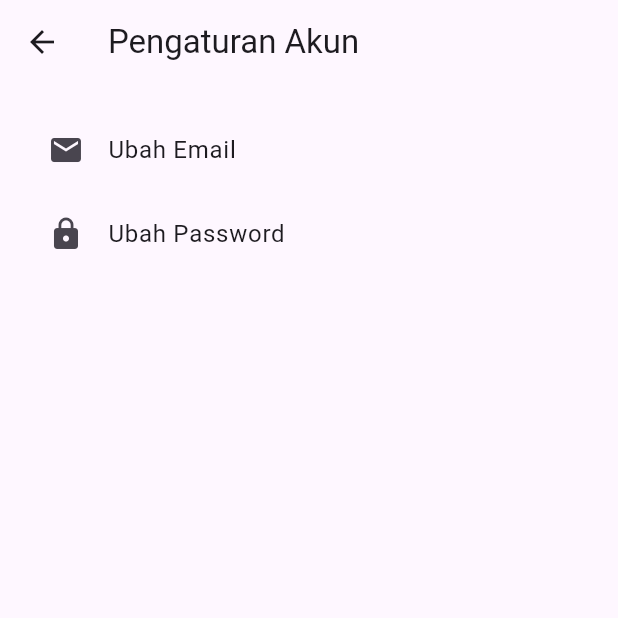
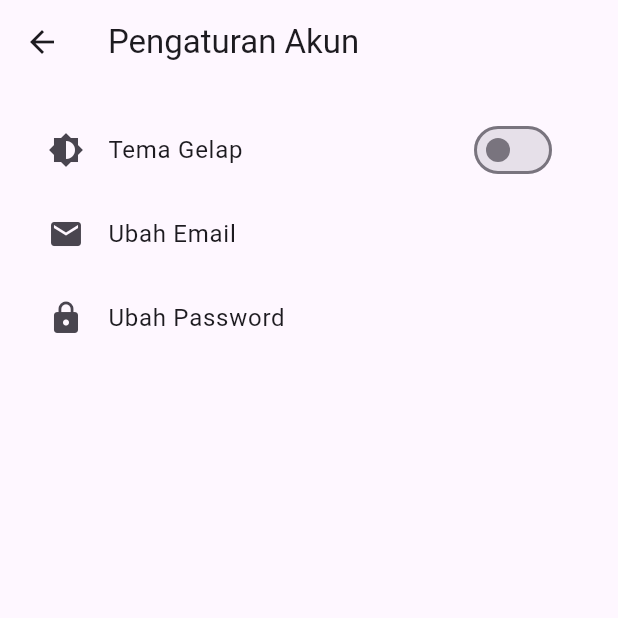
Before and after one commit to Lxtream23/tugas_uas, a Flutter app: the SettingsPage screen opened by its route, on a phone screen of 412 x 824 dp, the top half of it. Run offline on Flutter 3.47's test engine with Material 3 defaults, Android fonts, the phone set to English and light mode, and no system bars; our stand-ins replace image_picker, supabase_flutter; accounts and stored records are empty.

Commit message:
Menambahkan Fitur Dark Mode Toggle

```diff
--- a/lib/main.dart
+++ b/lib/main.dart
@@ -9,6 +9,14 @@ import 'package:tugas_uas/pages/register_page.dart';
 import 'package:tugas_uas/pages/splash_page.dart';
 import 'package:tugas_uas/pages/settings_page.dart';
 
+class MyApp extends StatefulWidget {
+  @override
+  State<MyApp> createState() => _MyAppState();
+}
+
+class _MyAppState extends State<MyApp> {
+  ThemeMode _themeMode = ThemeMode.system;
+
   void main() async {
     await Supabase.initialize(
       url: 'https://pkdoslagpkuxbstpuvil.supabase.co',
@@ -18,7 +26,6 @@ void main() async {
     runApp(MyApp());
   }
 
-class MyApp extends StatelessWidget {
   @override
   Widget build(BuildContext context) {
     return MaterialApp(
@@ -26,8 +33,15 @@ class MyApp extends StatelessWidget {
       title: 'Catatan Harian',
       theme: ThemeData.light(), // Tema terang
       darkTheme: ThemeData.dark(), // Tema gelap
-      themeMode:
-          ThemeMode.system, // Mengikuti pengaturan sistem (gelap atau terang)
+      themeMode: _themeMode, // 🔁 Gunakan ini
+      home: HomePage(
+        onThemeChanged: (mode) {
+          setState(() {
+            _themeMode = mode;
+          });
+        },
+      ),
+
       initialRoute: '/',
       routes: {
         '/': (_) => const SplashPage(),
--- a/lib/pages/home_page.dart
+++ b/lib/pages/home_page.dart
@@ -3,7 +3,9 @@ import 'package:supabase_flutter/supabase_flutter.dart';
 import '../models/diary_entry.dart';
 
 class HomePage extends StatefulWidget {
-  const HomePage({super.key});
+  final void Function(ThemeMode)? onThemeChanged;
+
+  const HomePage({Key? key, this.onThemeChanged}) : super(key: key);
 
   @override
   State<HomePage> createState() => _HomePageState();
--- a/lib/pages/settings_page.dart
+++ b/lib/pages/settings_page.dart
@@ -3,7 +3,9 @@ import 'package:supabase_flutter/supabase_flutter.dart';
 import 'package:tugas_uas/pages/email_confirmation_page.dart';
 
 class SettingsPage extends StatefulWidget {
-  const SettingsPage({super.key});
+  final void Function(ThemeMode)? onThemeChanged;
+
+  const SettingsPage({super.key, this.onThemeChanged});
 
   @override
   State<SettingsPage> createState() => _SettingsPageState();
@@ -19,6 +21,8 @@ class _SettingsPageState extends State<SettingsPage> {
   final TextEditingController _newPasswordController = TextEditingController();
 
   bool _isLoading = false;
+
+  ThemeMode _selectedTheme = ThemeMode.system;
 
   @override
   void initState() {
@@ -50,6 +54,21 @@ class _SettingsPageState extends State<SettingsPage> {
           key: _formKey,
           child: Column(
             children: [
+              ListTile(
+                leading: Icon(Icons.brightness_6),
+                title: Text('Tema Gelap'),
+                trailing: Switch(
+                  value: _selectedTheme == ThemeMode.dark,
+                  onChanged: (value) {
+                    setState(() {
+                      _selectedTheme = value ? ThemeMode.dark : ThemeMode.light;
+                    });
+
+                    // Kirim ke MyApp atau simpan pakai SharedPreferences
+                    widget.onThemeChanged?.call(_selectedTheme);
+                  },
+                ),
+              ),
               ListTile(
                 leading: Icon(Icons.email),
                 title: Text('Ubah Email'),
```
Lines whose indentation alone changed are shown as unchanged.
